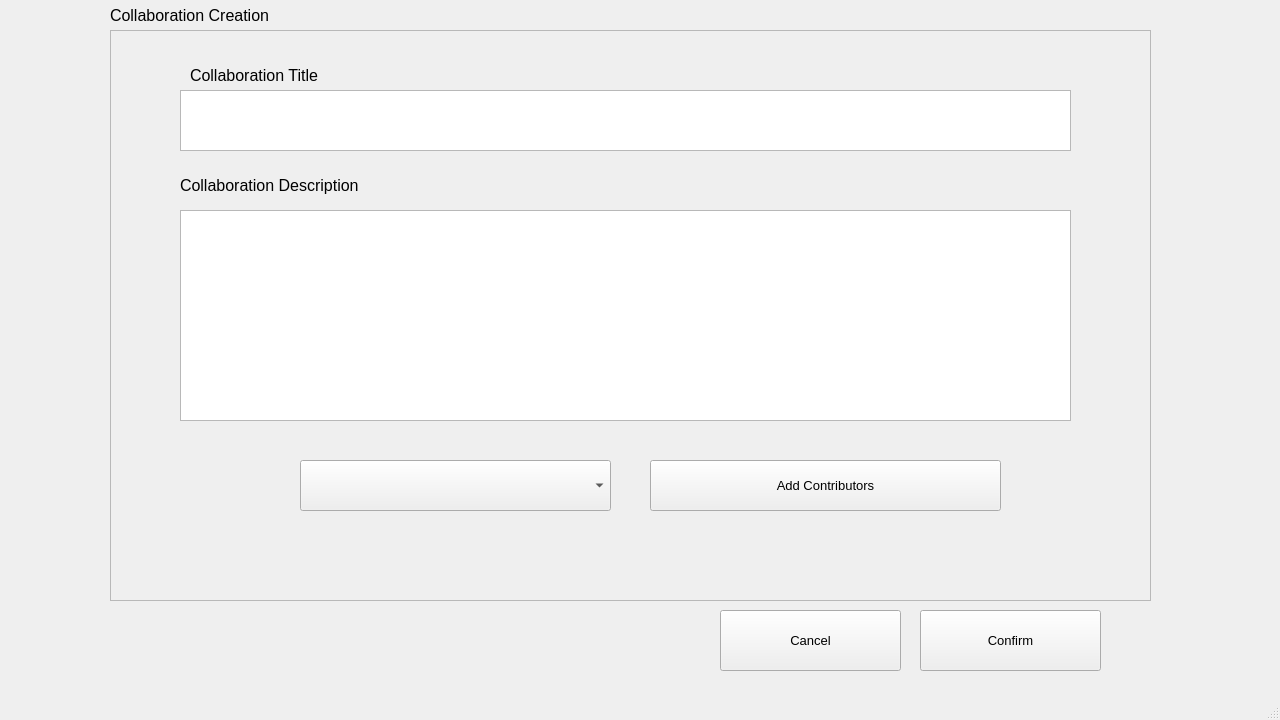
Confused-Guy/Smart-research-publication-management, file collabswindow.ui: the form before one commit.
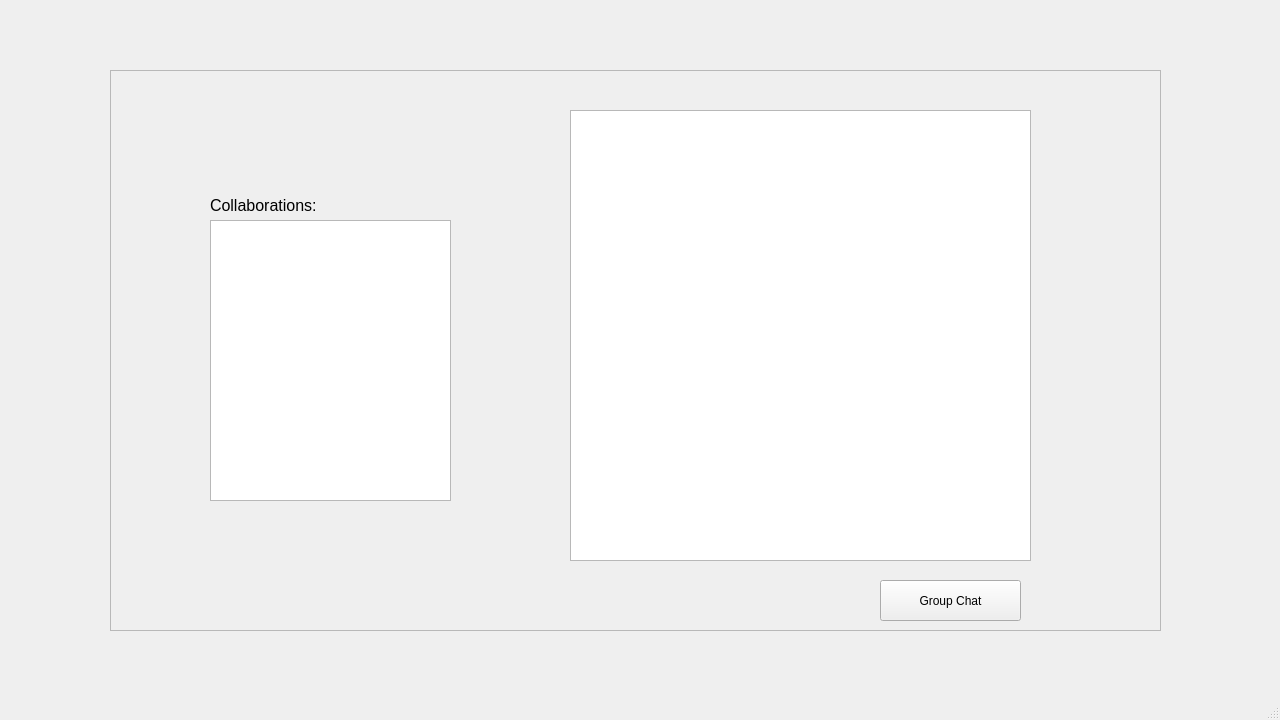
The form after the commit.

Diff of the .ui file:
```diff
--- a/collabswindow.ui
+++ b/collabswindow.ui
@@ -14,49 +14,13 @@
    <string>collabsWindow</string>
   </property>
   <widget class="QWidget" name="centralwidget">
-   <widget class="QLabel" name="collaborationCreationCollaborationCreationLabel">
+   <widget class="QFrame" name="frame">
     <property name="geometry">
      <rect>
       <x>110</x>
-      <y>0</y>
-      <width>251</width>
-      <height>31</height>
-     </rect>
-    </property>
-    <property name="font">
-     <font>
-      <pointsize>12</pointsize>
-     </font>
-    </property>
-    <property name="text">
-     <string>Collaboration Creation</string>
-    </property>
-   </widget>
-   <widget class="QPushButton" name="collaborationCreationConfirmButton">
-    <property name="geometry">
-     <rect>
-      <x>920</x>
-      <y>610</y>
-      <width>181</width>
-      <height>61</height>
-     </rect>
-    </property>
-    <property name="font">
-     <font>
-      <pointsize>10</pointsize>
-     </font>
-    </property>
-    <property name="text">
-     <string>Confirm</string>
-    </property>
-   </widget>
-   <widget class="QFrame" name="collaborationCreationFrame">
-    <property name="geometry">
-     <rect>
-      <x>110</x>
-      <y>30</y>
-      <width>1041</width>
-      <height>571</height>
+      <y>70</y>
+      <width>1051</width>
+      <height>561</height>
      </rect>
     </property>
     <property name="frameShape">
@@ -65,32 +29,22 @@
     <property name="frameShadow">
      <enum>QFrame::Shadow::Raised</enum>
     </property>
-    <widget class="QPlainTextEdit" name="collaborationCreationCollaborationTitileEdit">
+    <widget class="QListWidget" name="callabsList">
      <property name="geometry">
       <rect>
-       <x>70</x>
-       <y>60</y>
-       <width>891</width>
-       <height>61</height>
+       <x>100</x>
+       <y>150</y>
+       <width>241</width>
+       <height>281</height>
       </rect>
      </property>
     </widget>
-    <widget class="QTextEdit" name="collaborationCreationCollaborationDescriptionEdit">
+    <widget class="QLabel" name="label">
      <property name="geometry">
       <rect>
-       <x>70</x>
-       <y>180</y>
-       <width>891</width>
-       <height>211</height>
-      </rect>
-     </property>
-    </widget>
-    <widget class="QLabel" name="collaborationCreationCollaborationTitleLabel">
-     <property name="geometry">
-      <rect>
-       <x>80</x>
-       <y>30</y>
-       <width>251</width>
+       <x>100</x>
+       <y>120</y>
+       <width>131</width>
        <height>31</height>
       </rect>
      </property>
@@ -100,73 +54,32 @@
       </font>
      </property>
      <property name="text">
-      <string>Collaboration Title</string>
+      <string>Collaborations: </string>
      </property>
     </widget>
-    <widget class="QLabel" name="collaborationCreationCollaborationDescriptionLabel">
+    <widget class="QPushButton" name="collabsGroupChatButton">
      <property name="geometry">
       <rect>
-       <x>70</x>
-       <y>140</y>
-       <width>251</width>
-       <height>31</height>
+       <x>770</x>
+       <y>510</y>
+       <width>141</width>
+       <height>41</height>
       </rect>
      </property>
-     <property name="font">
-      <font>
-       <pointsize>12</pointsize>
-      </font>
-     </property>
      <property name="text">
-      <string>Collaboration Description</string>
+      <string>Group Chat</string>
      </property>
     </widget>
-    <widget class="QComboBox" name="collaboartionCreationTopicMenu">
+    <widget class="QTextBrowser" name="collabsTextBrower">
      <property name="geometry">
       <rect>
-       <x>190</x>
-       <y>430</y>
-       <width>311</width>
-       <height>51</height>
+       <x>460</x>
+       <y>40</y>
+       <width>461</width>
+       <height>451</height>
       </rect>
      </property>
     </widget>
-    <widget class="QPushButton" name="collaborationCreationAddContributorsButton">
-     <property name="geometry">
-      <rect>
-       <x>540</x>
-       <y>430</y>
-       <width>351</width>
-       <height>51</height>
-      </rect>
-     </property>
-     <property name="font">
-      <font>
-       <pointsize>10</pointsize>
-      </font>
-     </property>
-     <property name="text">
-      <string>Add Contributors</string>
-     </property>
-    </widget>
-   </widget>
-   <widget class="QPushButton" name="collaborationCreationCancelButton">
-    <property name="geometry">
-     <rect>
-      <x>720</x>
-      <y>610</y>
-      <width>181</width>
-      <height>61</height>
-     </rect>
-    </property>
-    <property name="font">
-     <font>
-      <pointsize>10</pointsize>
-     </font>
-    </property>
-    <property name="text">
-     <string>Cancel</string>
-    </property>
    </widget>
   </widget>
   <widget class="QMenuBar" name="menubar">
```
